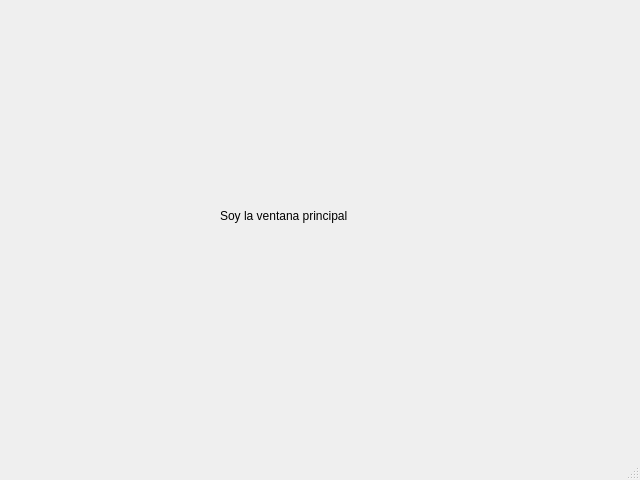
Before: the Qt Designer form proyecto_opti/ui_qt/main_window.ui in bayronortiz/proyecto_opti, drawn with Qt 5.
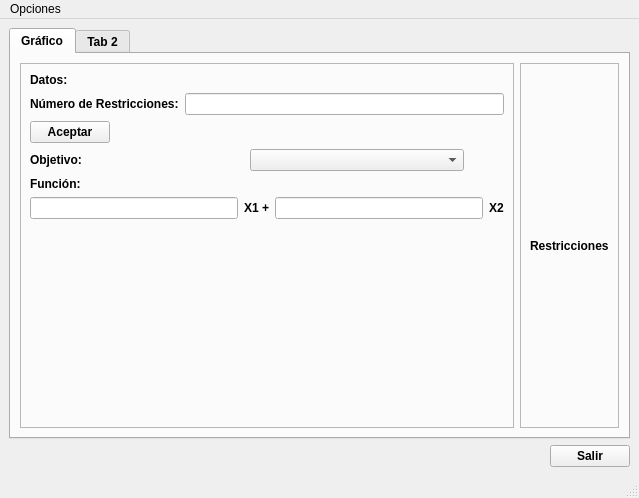
After: the same form once the commit is applied.

```diff
--- a/proyecto_opti/ui_qt/main_window.ui
+++ b/proyecto_opti/ui_qt/main_window.ui
@@ -6,37 +6,312 @@
    <rect>
     <x>0</x>
     <y>0</y>
-    <width>640</width>
-    <height>480</height>
+    <width>639</width>
+    <height>498</height>
    </rect>
   </property>
   <property name="windowTitle">
    <string>MainWindow</string>
   </property>
   <widget class="QWidget" name="centralwidget">
-   <widget class="QLabel" name="label">
-    <property name="geometry">
-     <rect>
-      <x>220</x>
-      <y>180</y>
-      <width>231</width>
-      <height>71</height>
-     </rect>
-    </property>
-    <property name="text">
-     <string>Soy la ventana principal</string>
-    </property>
-   </widget>
+   <layout class="QVBoxLayout" name="verticalLayout">
+    <item>
+     <widget class="QTabWidget" name="tabWidget">
+      <property name="font">
+       <font>
+        <weight>75</weight>
+        <bold>true</bold>
+       </font>
+      </property>
+      <property name="autoFillBackground">
+       <bool>false</bool>
+      </property>
+      <property name="tabPosition">
+       <enum>QTabWidget::North</enum>
+      </property>
+      <property name="tabShape">
+       <enum>QTabWidget::Rounded</enum>
+      </property>
+      <property name="currentIndex">
+       <number>0</number>
+      </property>
+      <property name="documentMode">
+       <bool>false</bool>
+      </property>
+      <property name="tabsClosable">
+       <bool>false</bool>
+      </property>
+      <widget class="QWidget" name="tab">
+       <attribute name="title">
+        <string>Gráfico</string>
+       </attribute>
+       <layout class="QHBoxLayout" name="horizontalLayout_2">
+        <item>
+         <widget class="QFrame" name="frame_2">
+          <property name="frameShape">
+           <enum>QFrame::StyledPanel</enum>
+          </property>
+          <property name="frameShadow">
+           <enum>QFrame::Raised</enum>
+          </property>
+          <layout class="QVBoxLayout" name="verticalLayout_3">
+           <item>
+            <widget class="QLabel" name="label_3">
+             <property name="font">
+              <font>
+               <weight>75</weight>
+               <bold>true</bold>
+              </font>
+             </property>
+             <property name="text">
+              <string>Datos:</string>
+             </property>
+            </widget>
+           </item>
+           <item>
+            <layout class="QHBoxLayout" name="horizontalLayout_5">
+             <item>
+              <widget class="QLabel" name="label_2">
+               <property name="font">
+                <font>
+                 <weight>75</weight>
+                 <bold>true</bold>
+                </font>
+               </property>
+               <property name="text">
+                <string>Número de Restricciones:</string>
+               </property>
+              </widget>
+             </item>
+             <item>
+              <widget class="QLineEdit" name="txt_restricciones"/>
+             </item>
+            </layout>
+           </item>
+           <item>
+            <layout class="QHBoxLayout" name="horizontalLayout_6">
+             <item>
+              <widget class="QPushButton" name="bt_aceptar">
+               <property name="font">
+                <font>
+                 <weight>75</weight>
+                 <bold>true</bold>
+                </font>
+               </property>
+               <property name="text">
+                <string>Aceptar</string>
+               </property>
+              </widget>
+             </item>
+             <item>
+              <spacer name="horizontalSpacer_3">
+               <property name="orientation">
+                <enum>Qt::Horizontal</enum>
+               </property>
+               <property name="sizeHint" stdset="0">
+                <size>
+                 <width>40</width>
+                 <height>20</height>
+                </size>
+               </property>
+              </spacer>
+             </item>
+            </layout>
+           </item>
+           <item>
+            <layout class="QHBoxLayout" name="horizontalLayout_4">
+             <item>
+              <widget class="QLabel" name="label">
+               <property name="font">
+                <font>
+                 <weight>75</weight>
+                 <bold>true</bold>
+                </font>
+               </property>
+               <property name="text">
+                <string>Objetivo:</string>
+               </property>
+               <property name="wordWrap">
+                <bool>false</bool>
+               </property>
+              </widget>
+             </item>
+             <item>
+              <widget class="QComboBox" name="cmb_objetivo"/>
+             </item>
+             <item>
+              <spacer name="horizontalSpacer_2">
+               <property name="orientation">
+                <enum>Qt::Horizontal</enum>
+               </property>
+               <property name="sizeType">
+                <enum>QSizePolicy::Ignored</enum>
+               </property>
+               <property name="sizeHint" stdset="0">
+                <size>
+                 <width>40</width>
+                 <height>20</height>
+                </size>
+               </property>
+              </spacer>
+             </item>
+            </layout>
+           </item>
+           <item>
+            <layout class="QVBoxLayout" name="verticalLayout_2">
+             <item>
+              <widget class="QLabel" name="label_4">
+               <property name="font">
+                <font>
+                 <weight>75</weight>
+                 <bold>true</bold>
+                </font>
+               </property>
+               <property name="text">
+                <string>Función:</string>
+               </property>
+              </widget>
+             </item>
+             <item>
+              <layout class="QHBoxLayout" name="horizontalLayout_3">
+               <item>
+                <widget class="QLineEdit" name="txt_funcion_x1"/>
+               </item>
+               <item>
+                <widget class="QLabel" name="label_5">
+                 <property name="text">
+                  <string>X1 +</string>
+                 </property>
+                </widget>
+               </item>
+               <item>
+                <widget class="QLineEdit" name="txt_funcion_x2"/>
+               </item>
+               <item>
+                <widget class="QLabel" name="label_6">
+                 <property name="text">
+                  <string>X2</string>
+                 </property>
+                </widget>
+               </item>
+              </layout>
+             </item>
+            </layout>
+           </item>
+           <item>
+            <spacer name="verticalSpacer">
+             <property name="orientation">
+              <enum>Qt::Vertical</enum>
+             </property>
+             <property name="sizeHint" stdset="0">
+              <size>
+               <width>20</width>
+               <height>40</height>
+              </size>
+             </property>
+            </spacer>
+           </item>
+          </layout>
+          <zorder>label_3</zorder>
+          <zorder>label_2</zorder>
+          <zorder>txt_restricciones</zorder>
+          <zorder>bt_aceptar</zorder>
+          <zorder>frame</zorder>
+          <zorder>frame</zorder>
+          <zorder>frame</zorder>
+          <zorder>frame</zorder>
+          <zorder>frame</zorder>
+          <zorder>layoutWidget</zorder>
+          <zorder>layoutWidget_2</zorder>
+          <zorder>verticalSpacer</zorder>
+          <zorder>horizontalSpacer_3</zorder>
+         </widget>
+        </item>
+        <item>
+         <widget class="QFrame" name="frame">
+          <property name="frameShape">
+           <enum>QFrame::StyledPanel</enum>
+          </property>
+          <property name="frameShadow">
+           <enum>QFrame::Raised</enum>
+          </property>
+          <layout class="QVBoxLayout" name="verticalLayout_4">
+           <item>
+            <widget class="QLabel" name="label_7">
+             <property name="text">
+              <string>Restricciones</string>
+             </property>
+            </widget>
+           </item>
+          </layout>
+          <zorder>label</zorder>
+          <zorder>cmbObjetivo</zorder>
+          <zorder>label_4</zorder>
+          <zorder>lineEdit</zorder>
+          <zorder>lineEdit_2</zorder>
+          <zorder>label_5</zorder>
+          <zorder>label_6</zorder>
+          <zorder>frame_2</zorder>
+          <zorder>label_7</zorder>
+         </widget>
+        </item>
+       </layout>
+      </widget>
+      <widget class="QWidget" name="tab_2">
+       <attribute name="title">
+        <string>Tab 2</string>
+       </attribute>
+      </widget>
+     </widget>
+    </item>
+    <item>
+     <layout class="QHBoxLayout" name="horizontalLayout">
+      <item>
+       <spacer name="horizontalSpacer">
+        <property name="orientation">
+         <enum>Qt::Horizontal</enum>
+        </property>
+        <property name="sizeHint" stdset="0">
+         <size>
+          <width>40</width>
+          <height>20</height>
+         </size>
+        </property>
+       </spacer>
+      </item>
+      <item>
+       <widget class="QPushButton" name="bt_salir">
+        <property name="font">
+         <font>
+          <weight>75</weight>
+          <bold>true</bold>
+         </font>
+        </property>
+        <property name="text">
+         <string>Salir</string>
+        </property>
+       </widget>
+      </item>
+     </layout>
+    </item>
+   </layout>
   </widget>
   <widget class="QMenuBar" name="menubar">
    <property name="geometry">
     <rect>
      <x>0</x>
      <y>0</y>
-     <width>640</width>
+     <width>639</width>
      <height>23</height>
     </rect>
    </property>
+   <widget class="QMenu" name="menuOpciones">
+    <property name="title">
+     <string>Opciones</string>
+    </property>
+    <addaction name="actionSalir"/>
+   </widget>
+   <addaction name="menuOpciones"/>
   </widget>
   <widget class="QStatusBar" name="statusbar"/>
  </widget>
```
Left out of the diff: 42 changed lines with no effect on the pictures.
